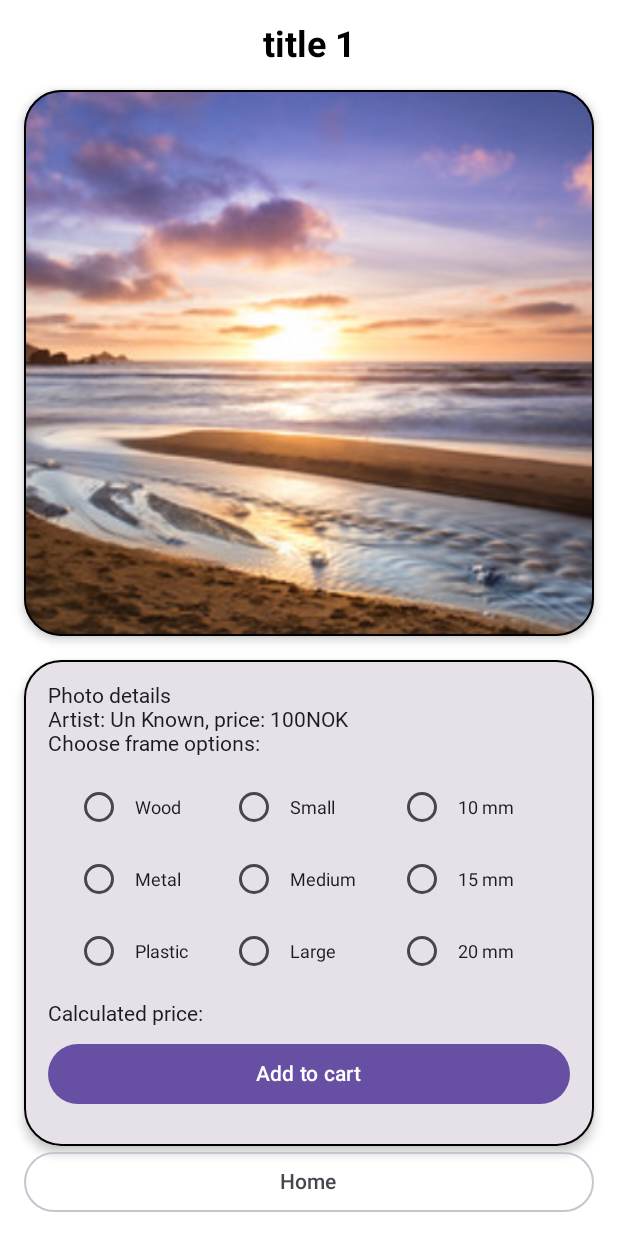
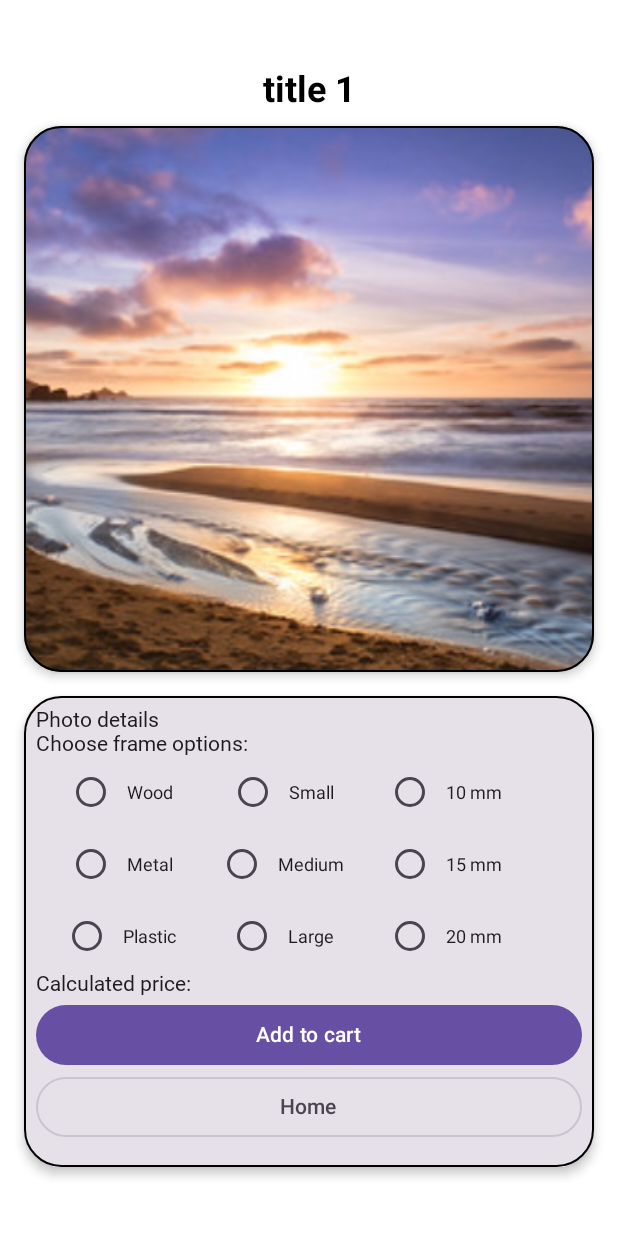
Before and after one commit to vuovdi/MyArtShop, an Android app built with Jetpack Compose: the @Preview function SelectedImagePreview, on a phone screen of 412 x 824 dp. Run offline under Robolectric (Android 15) with nearby library versions, the phone set to English and light mode, and no system bars; Roboto replaces fonts that are not available here.

Commit message:
small fixes

```diff
--- a/app/src/main/java/com/example/myartshop/data/OrderUiState.kt
+++ b/app/src/main/java/com/example/myartshop/data/OrderUiState.kt
@@ -33,9 +33,9 @@ data class Artist(
 
 data class CartItem(
     val photo: Photo,
-    val frameType: String = "mediuem",
-    val frameWidth: Int = 2,
-    val photoSize: String = "small",
+    val frameType: String,
+    val frameWidth: Int,
+    val photoSize: String,
     val price: Float
 )
 data class OrderUiState(
--- a/app/src/main/java/com/example/myartshop/ui/ui/SelectedImageScreen.kt
+++ b/app/src/main/java/com/example/myartshop/ui/ui/SelectedImageScreen.kt
@@ -6,11 +6,9 @@ import androidx.compose.foundation.layout.Arrangement
 import androidx.compose.foundation.layout.Box
 import androidx.compose.foundation.layout.Column
 import androidx.compose.foundation.layout.Row
-import androidx.compose.foundation.layout.Spacer
 import androidx.compose.foundation.layout.aspectRatio
 import androidx.compose.foundation.layout.fillMaxSize
 import androidx.compose.foundation.layout.fillMaxWidth
-import androidx.compose.foundation.layout.height
 import androidx.compose.foundation.layout.padding
 import androidx.compose.foundation.rememberScrollState
 import androidx.compose.foundation.selection.selectable
@@ -30,7 +28,6 @@ import androidx.compose.ui.Alignment
 import androidx.compose.ui.Modifier
 import androidx.compose.ui.graphics.Color
 import androidx.compose.ui.layout.ContentScale
-import androidx.compose.ui.res.dimensionResource
 import androidx.compose.ui.res.painterResource
 import androidx.compose.ui.res.stringResource
 import androidx.compose.ui.text.TextStyle
@@ -46,20 +43,22 @@ import com.example.myartshop.ui.ui.theme.MyArtShopTheme
 
 
 @Composable
-fun SelectedPhotoScreen(photo: Photo?, onAddToCartClicked: (Photo?) -> Unit) {
+fun SelectedPhotoScreen(photo: Photo?, onAddToCartClicked: (Photo?) -> Unit, onHomeClicked: () -> Unit) {
     val dataSource = DataSource
+    val artistNameer = stringResource(id = photo!!.artist.nameResId)
     Column(
         verticalArrangement = Arrangement.Center,
         horizontalAlignment = Alignment.CenterHorizontally,
         modifier = Modifier
             .fillMaxSize()
-            .padding(16.dp)
+            .padding(start= 16.dp, end= 16.dp)
             .verticalScroll(rememberScrollState())
     ) {
         Text(
-            text = stringResource(photo!!.title),
+            text = stringResource(photo.title),
+//            text = artistNameer,
             style = TextStyle(fontSize = 24.sp, fontWeight = FontWeight.Bold),
-            modifier = Modifier.padding(bottom = 16.dp)
+            modifier = Modifier.padding(bottom = 10.dp)
         )
 
         Card(
@@ -88,11 +87,13 @@ fun SelectedPhotoScreen(photo: Photo?, onAddToCartClicked: (Photo?) -> Unit) {
             modifier = Modifier.fillMaxWidth()
         ) {
             Column(
-                modifier = Modifier.padding(16.dp)
+                modifier = Modifier.padding(8.dp)
             ) {
                 Text(text = stringResource(R.string.details))
-                Text(text = stringResource(R.string.various_details))
+//                Text(text = stringResource(R.string.artist_name, artistNameer))
                 Text(text = stringResource(R.string.frame_options))
+//                Text(text = stringResource(R.string.various_details))
+//                Text(text = stringResource(R.string.frame_options))
                 // Radio buttons for frame_type
                 Row {
                     SelectOptionScreen(
@@ -121,21 +122,23 @@ fun SelectedPhotoScreen(photo: Photo?, onAddToCartClicked: (Photo?) -> Unit) {
                     onClick = { onAddToCartClicked(photo) },
                     modifier = Modifier
                         .fillMaxWidth()
-                        .padding(vertical = 8.dp)
+                        .padding(top = 2.dp)
                 ) {
-                    Text("Add to cart")
+                    Text(stringResource(R.string.add_to_cart))
+
+                }
+                OutlinedButton(
+                    onClick = onHomeClicked,
+                    modifier = Modifier
+                        .fillMaxWidth()
+                        .padding(bottom = 8.dp)
+                ) {
+                    Text(stringResource(R.string.home))
                 }
             }
         }
 
         //Spacer(modifier = Modifier.height(16.dp))
-
-        OutlinedButton(
-            onClick = { /*TODO*/ },
-            modifier = Modifier.fillMaxWidth()
-        ) {
-            Text("Home")
-        }
 
 
     }
@@ -150,27 +153,27 @@ fun SelectOptionScreen(
     var selectedValue by rememberSaveable { mutableStateOf("") }
 
     Column(
-        modifier = modifier,
-        verticalArrangement = Arrangement.SpaceBetween
-    ) {
-        Column(modifier = Modifier.padding(10.dp)) {
+        modifier = modifier
+            .padding(start = 10.dp, end = 10.dp),
+        horizontalAlignment = Alignment.CenterHorizontally) {
             options.forEach { item ->
                 Row(
-                    modifier = Modifier.selectable(
+                    modifier = modifier.selectable(
                         selected = selectedValue == item,
                         onClick = {
                             selectedValue = item
                             onSelectionChanged(item)
                         }
                     ),
-                    verticalAlignment = Alignment.CenterVertically
+                    verticalAlignment = Alignment.CenterVertically,
+                    horizontalArrangement = Arrangement.Center
                 ) {
                     RadioButton(
                         selected = selectedValue == item,
                         onClick = {
                             selectedValue = item
                             onSelectionChanged(item)
-                        }
+                        },
                     )
                     Text(
                         item,
@@ -179,14 +182,14 @@ fun SelectOptionScreen(
             }
         }
     }
-}
+
 
 @Preview
 @Composable
 fun SelectedImagePreview() {
     MyArtShopTheme(darkTheme = false){
         SelectedPhotoScreen(
-            listOfPhotos[0], onAddToCartClicked = {}
+            listOfPhotos[0], onAddToCartClicked = {}, onHomeClicked = {}
         )
     }
 }
--- a/app/src/main/res/values/strings.xml
+++ b/app/src/main/res/values/strings.xml
@@ -14,7 +14,6 @@
     <string name="back_button">Back</string>
 
     // Start page strings
-
     <string name="main_page">Home</string>
     <string name="choose_category">See photos based on</string>
     <string name="artist">Artist</string>
@@ -98,8 +97,11 @@
 
     //Selected Image screen
     <string name="details">Photo details</string>
-    <string name="various_details">Artist: Un Known, price: 100NOK</string>
+    <string name="artist_name">Artist: %d</string>
+    <string name="photo_price">price: %.2f</string>
     <string name="frame_options">Choose frame options: </string>
     <string name="price_photo_and_frame">Calculated price: </string>
+    <string name="add_to_cart">Add to cart</string>
+    <string name="home">Home</string>
 
 </resources>
```
Also changed, not shown: app/src/main/java/com/example/myartshop/ArtShopScreen.kt (+8 -6 lines), app/src/main/java/com/example/myartshop/ui/ui/OrderViewModel.kt (+7 -15 lines), app/src/main/java/com/example/myartshop/ui/ui/PaymentScreen.kt (+2 -12 lines).
